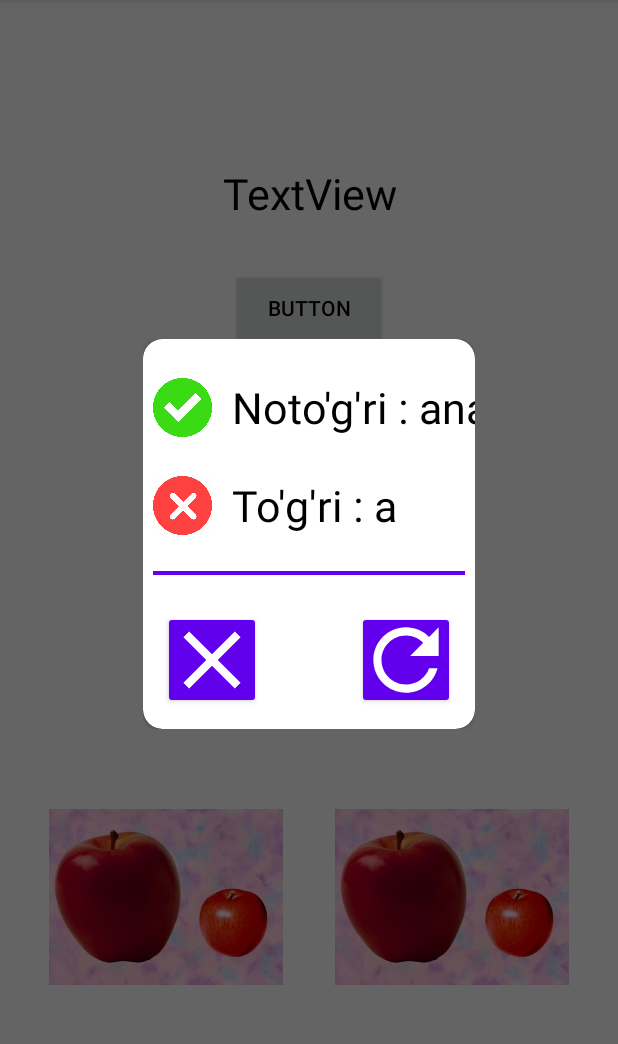
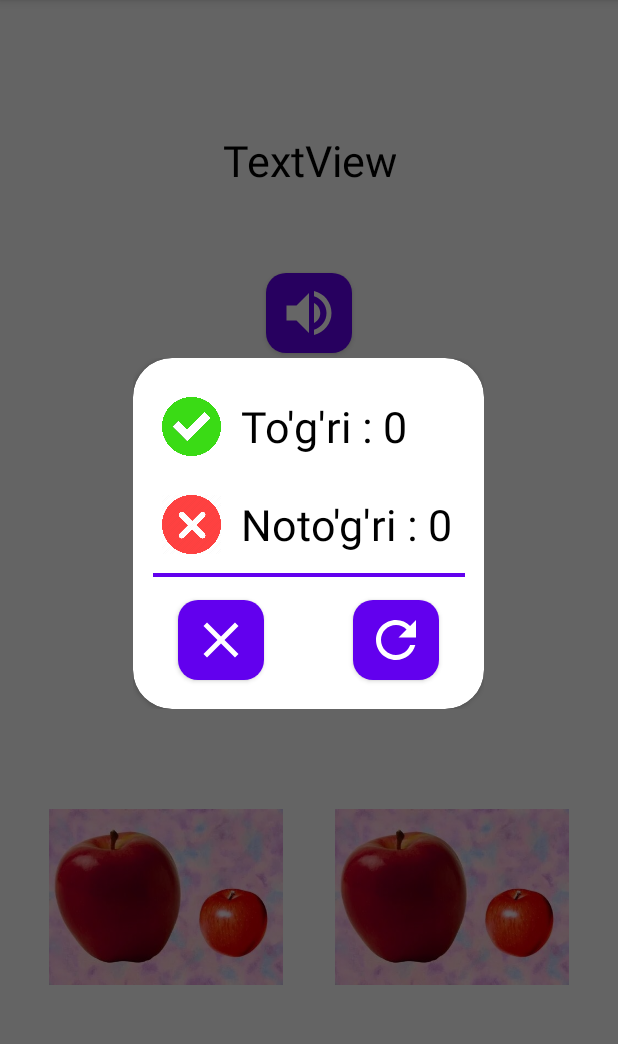
Before and after one commit to alimovjamshid/matematika1, an Android app: the fragment MondatDialog placed in its activity, on a phone screen of 412 x 824 dp, the part 84-1128 px from its top. Run offline under Robolectric (Android 15) with nearby library versions, the phone set to English and light mode, and no system bars; our stand-ins replace sdp/ssp sizes; 5 statements that could not run were skipped.

Commit message:
sound dialog

```diff
--- a/app/src/main/java/com/example/matematika_1/Activity/PlayActivity.kt
+++ b/app/src/main/java/com/example/matematika_1/Activity/PlayActivity.kt
@@ -12,8 +12,6 @@ import com.example.matematika_1.R
 open class PlayActivity : AppCompatActivity() {
 
     companion object {
-        val t=0
-        val f=0
         var datatext= ArrayList<String>()
         var img= ArrayList<Int>()
     }
--- a/app/src/main/java/com/example/matematika_1/Activity/TestActivity.kt
+++ b/app/src/main/java/com/example/matematika_1/Activity/TestActivity.kt
@@ -16,8 +16,6 @@ class TestActivity : PlayActivity() {
         val mBundle = Bundle()
         mBundle.putStringArrayList("mText", datatext)
         mBundle.putIntegerArrayList("image", img)
-        mBundle.putInt("t", t)
-        mBundle.putInt("f",f)
         mFragment.arguments = mBundle
         supportFragmentManager.beginTransaction().replace(R.id.fragment,mFragment).commit()
     }
--- a/app/src/main/java/com/example/matematika_1/Fragment/IkkiFragment.kt
+++ b/app/src/main/java/com/example/matematika_1/Fragment/IkkiFragment.kt
@@ -44,6 +44,9 @@ class IkkiFragment : Fragment() {
 
     override fun onViewCreated(view: View, savedInstanceState: Bundle?) {
         super.onViewCreated(view, savedInstanceState)
+        var t=0
+        var f=0
+
         var i=0
         val rightDialog = RightDialog()
         val wrongdialog=Wrongdialog()
@@ -60,10 +63,6 @@ class IkkiFragment : Fragment() {
         val img:ArrayList<Int> = bundle?.getIntegerArrayList("image") as ArrayList<Int> /* = java.util.ArrayList<kotlin.Int> */
         image1.setImageResource(img[0])
         image2.setImageResource(img[1])
-
-        var t:Int=bundle?.getInt("t") as Int
-        var f:Int=bundle?.getInt("f") as Int
-
 
         val mFragment = UchFragment()
         val mBundle = Bundle()
@@ -93,7 +92,6 @@ class IkkiFragment : Fragment() {
         image2.setOnClickListener(View.OnClickListener {
             if(i>=1) {
                 t++
-                Toast.makeText(context, t.toString(), Toast.LENGTH_SHORT).show()
                 BgMusic = MediaPlayer.create(context, R.raw.right)
                 BgMusic?.start()
                 rightDialog.show(fragmentManager, "dsjakh")
--- a/app/src/main/java/com/example/matematika_1/Fragment/TortFragment.kt
+++ b/app/src/main/java/com/example/matematika_1/Fragment/TortFragment.kt
@@ -8,6 +8,7 @@ import android.view.View
 import android.view.ViewGroup
 import android.widget.ImageView
 import android.widget.TextView
+import android.widget.Toast
 import com.example.matematika_1.R
 import com.example.matematika_1.dialog.MondatDialog
 import com.example.matematika_1.dialog.RightDialog
@@ -39,8 +40,12 @@ class tortFragment : Fragment() {
         var i=false
         var j=false
         val bundle = this.arguments
+
         val message:ArrayList<String> = bundle?.getStringArrayList("mText") as ArrayList<String>
         val img:ArrayList<Int> = bundle?.getIntegerArrayList("image") as ArrayList<Int> /* = java.util.ArrayList<kotlin.Int> */
+
+        var t:Int=bundle?.getInt("t") as Int
+        var f:Int=bundle?.getInt("f") as Int
 
         val textView:TextView=view.findViewById(R.id.answer)
         val image1: ImageView =view.findViewById(R.id.tort1)
--- a/app/src/main/java/com/example/matematika_1/Fragment/UchFragment.kt
+++ b/app/src/main/java/com/example/matematika_1/Fragment/UchFragment.kt
@@ -85,7 +85,6 @@ class UchFragment : Fragment() {
                 BgMusic = MediaPlayer.create(context, R.raw.right)
                 BgMusic?.start()
                 rightDialog.show(fragmentManager,"dsjakh")
-
                 fragmentManager!!.beginTransaction().replace(R.id.fragment,mFragment).commit()
             }
             else {
--- a/app/src/main/java/com/example/matematika_1/dialog/MondatDialog.kt
+++ b/app/src/main/java/com/example/matematika_1/dialog/MondatDialog.kt
@@ -1,5 +1,6 @@
 package com.example.matematika_1.dialog
 
+import android.content.Intent
 import android.os.Bundle
 import android.os.Handler
 import android.os.Looper
@@ -10,6 +11,8 @@ import android.view.ViewGroup
 import android.widget.Button
 import android.widget.TextView
 import android.widget.Toast
+import com.example.matematika_1.Activity.PlayActivity
+import com.example.matematika_1.Activity.TestActivity
 import com.example.matematika_1.R
 
 class MondatDialog : DialogFragment() {
@@ -27,14 +30,20 @@ class MondatDialog : DialogFragment() {
         val txt1:TextView=view.findViewById(R.id.textView3)
         val txt2:TextView=view.findViewById(R.id.textView4)
 
-        txt1.setText(txt1.text.toString()+"ana")
-        txt2.setText(txt2.text.toString()+"a")
+        val bundle = this.arguments
+        var t:Int=bundle?.getInt("t") as Int
+        var f:Int=bundle?.getInt("f") as Int
+
+        txt1.setText(txt1.text.toString()+t.toString())
+        txt2.setText(txt2.text.toString()+f.toString())
 
         btn1.setOnClickListener{
-            Toast.makeText(context, "salom", Toast.LENGTH_SHORT).show()
+            val intent= Intent(context, PlayActivity::class.java)
+            startActivity(intent)
         }
         btn2.setOnClickListener{
-
+            val intent= Intent(context, TestActivity::class.java)
+            startActivity(intent)
         }
 
         return view
--- /dev/null
+++ b/app/src/main/res/drawable/volume4.xml
@@ -0,0 +1,5 @@
+<vector android:autoMirrored="true" android:height="40dp"
+    android:tint="#FFFFFF" android:viewportHeight="24"
+    android:viewportWidth="24" android:width="40dp" xmlns:android="http://schemas.android.com/apk/res/android">
+    <path android:fillColor="@android:color/white" android:pathData="M3,9v6h4l5,5L12,4L7,9L3,9zM16.5,12c0,-1.77 -1.02,-3.29 -2.5,-4.03v8.05c1.48,-0.73 2.5,-2.25 2.5,-4.02zM14,3.23v2.06c2.89,0.86 5,3.54 5,6.71s-2.11,5.85 -5,6.71v2.06c4.01,-0.91 7,-4.49 7,-8.77s-2.99,-7.86 -7,-8.77z"/>
+</vector>
--- a/app/src/main/res/layout/activity_main.xml
+++ b/app/src/main/res/layout/activity_main.xml
@@ -11,8 +11,8 @@
 
     <ImageView
         android:id="@+id/play"
-        android:layout_width="@dimen/_50sdp"
-        android:layout_height="@dimen/_50sdp"
+        android:layout_width="@dimen/_60sdp"
+        android:layout_height="@dimen/_60sdp"
         app:layout_constraintBottom_toBottomOf="parent"
         app:layout_constraintEnd_toEndOf="parent"
         app:layout_constraintStart_toStartOf="parent"
@@ -45,5 +45,5 @@
         app:layout_constraintEnd_toEndOf="parent"
         app:layout_constraintStart_toStartOf="parent"
         app:layout_constraintTop_toTopOf="parent"
-        app:layout_constraintVertical_bias="0.7" />
+        app:layout_constraintVertical_bias="0.67" />
 </android.support.constraint.ConstraintLayout>
--- a/app/src/main/res/layout/fragment_ikki.xml
+++ b/app/src/main/res/layout/fragment_ikki.xml
@@ -22,13 +22,15 @@
             app:layout_constraintEnd_toEndOf="parent"
             app:layout_constraintStart_toStartOf="parent"
             app:layout_constraintTop_toTopOf="parent"
-            app:layout_constraintVertical_bias="0.15" />
+            app:layout_constraintVertical_bias="0.12" />
 
         <Button
             android:id="@+id/sound"
-            android:layout_width="@dimen/_80sdp"
-            android:layout_height="@dimen/_40sdp"
-            android:text="Button"
+            android:layout_width="@dimen/_50sdp"
+            android:layout_height="@dimen/_50sdp"
+            android:backgroundTint="@color/purple_500"
+            android:foreground="@drawable/volume4"
+            android:foregroundGravity="center"
             app:layout_constraintBottom_toBottomOf="parent"
             app:layout_constraintEnd_toEndOf="parent"
             app:layout_constraintStart_toStartOf="parent"
--- a/app/src/main/res/layout/mondat.xml
+++ b/app/src/main/res/layout/mondat.xml
@@ -5,9 +5,9 @@
     android:layout_height="match_parent"
     xmlns:app="http://schemas.android.com/apk/res-auto">
     <android.support.v7.widget.CardView
-        android:layout_width="@dimen/_170sdp"
-        android:layout_height="@dimen/_200sdp"
-        app:cardCornerRadius="@dimen/_10sdp"
+        android:layout_width="@dimen/_180sdp"
+        android:layout_height="@dimen/_180sdp"
+        app:cardCornerRadius="@dimen/_20sdp"
         app:layout_constraintBottom_toBottomOf="parent"
         app:layout_constraintEnd_toEndOf="parent"
         app:layout_constraintStart_toStartOf="parent"
@@ -26,13 +26,13 @@
                 app:layout_constraintEnd_toEndOf="parent"
                 app:layout_constraintStart_toStartOf="parent"
                 app:layout_constraintTop_toTopOf="parent"
-                app:layout_constraintVertical_bias="0.6" />
+                app:layout_constraintVertical_bias="0.62" />
 
             <ImageView
                 android:id="@+id/imageView3"
                 android:layout_width="@dimen/_30sdp"
                 android:layout_height="@dimen/_30sdp"
-                android:layout_marginStart="@dimen/_5sdp"
+                android:layout_marginStart="@dimen/_15sdp"
                 android:layout_marginTop="@dimen/_20sdp"
                 android:contentDescription="@string/todo"
                 android:src="@drawable/succes"
@@ -43,7 +43,7 @@
                 android:id="@+id/imageView4"
                 android:layout_width="@dimen/_30sdp"
                 android:layout_height="@dimen/_30sdp"
-                android:layout_marginStart="@dimen/_5sdp"
+                android:layout_marginStart="@dimen/_15sdp"
                 android:layout_marginTop="@dimen/_70sdp"
                 android:contentDescription="@string/todoa"
                 android:src="@drawable/unsucces"
@@ -56,7 +56,7 @@
                 android:layout_height="wrap_content"
                 android:layout_marginStart="@dimen/_10sdp"
                 android:layout_marginTop="@dimen/_20sdp"
-                android:text="Noto'g'ri : "
+                android:text="To'g'ri : "
                 android:textSize="@dimen/_22sdp"
                 app:layout_constraintStart_toEndOf="@+id/imageView3"
                 app:layout_constraintTop_toTopOf="parent" />
@@ -65,7 +65,7 @@
                 android:id="@+id/textView4"
                 android:layout_width="wrap_content"
                 android:layout_height="wrap_content"
-                android:text="To'g'ri : "
+                android:text="Noto'g'ri : "
                 android:textSize="@dimen/_22sdp"
                 android:layout_marginStart="@dimen/_10sdp"
                 android:layout_marginTop="@dimen/_70sdp"
@@ -76,21 +76,24 @@
                 android:id="@+id/button"
                 android:layout_width="@dimen/_50sdp"
                 android:layout_height="@dimen/_50sdp"
-                android:layout_marginStart="@dimen/_10sdp"
+                android:layout_marginStart="@dimen/_20sdp"
                 android:layout_marginBottom="@dimen/_10sdp"
                 android:backgroundTint="@color/purple_500"
                 android:foreground="@drawable/clear"
+                android:foregroundGravity="center"
                 app:layout_constraintBottom_toBottomOf="parent"
                 app:layout_constraintStart_toStartOf="parent" />
 
             <Button
                 android:id="@+id/button2"
+
                 android:layout_width="@dimen/_50sdp"
                 android:layout_height="@dimen/_50sdp"
-                android:layout_marginEnd="@dimen/_10sdp"
+                android:layout_marginEnd="@dimen/_20sdp"
                 android:layout_marginBottom="@dimen/_10sdp"
                 android:backgroundTint="@color/purple_500"
                 android:foreground="@drawable/refresh"
+                android:foregroundGravity="center"
                 app:layout_constraintBottom_toBottomOf="parent"
                 app:layout_constraintEnd_toEndOf="parent" />
         </android.support.constraint.ConstraintLayout>
--- /dev/null
+++ b/app/src/main/res/values-v28/themes.xml
@@ -0,0 +1,14 @@
+<?xml version="1.0" encoding="utf-8"?>
+<resources>
+
+    <style name="Theme.Matematika1" parent="Theme.AppCompat.Light.DarkActionBar">
+        <!-- Primary brand color. -->
+        <item name="colorPrimary">@color/purple_500</item>
+        <item name="colorPrimaryDark">@color/purple_700</item>
+        <item name="colorAccent">@color/teal_200</item>
+        <item name="android:buttonCornerRadius">@dimen/_10sdp</item>
+        <!-- Customize your theme here. -->
+
+        <item name="android:textColor">@color/black</item>
+    </style>
+</resources>
```
Also changed, not shown: app/src/main/res/layout/fragment_tort.xml (+6 -5 lines), app/src/main/res/layout/fragment_uch.xml (+6 -5 lines).
